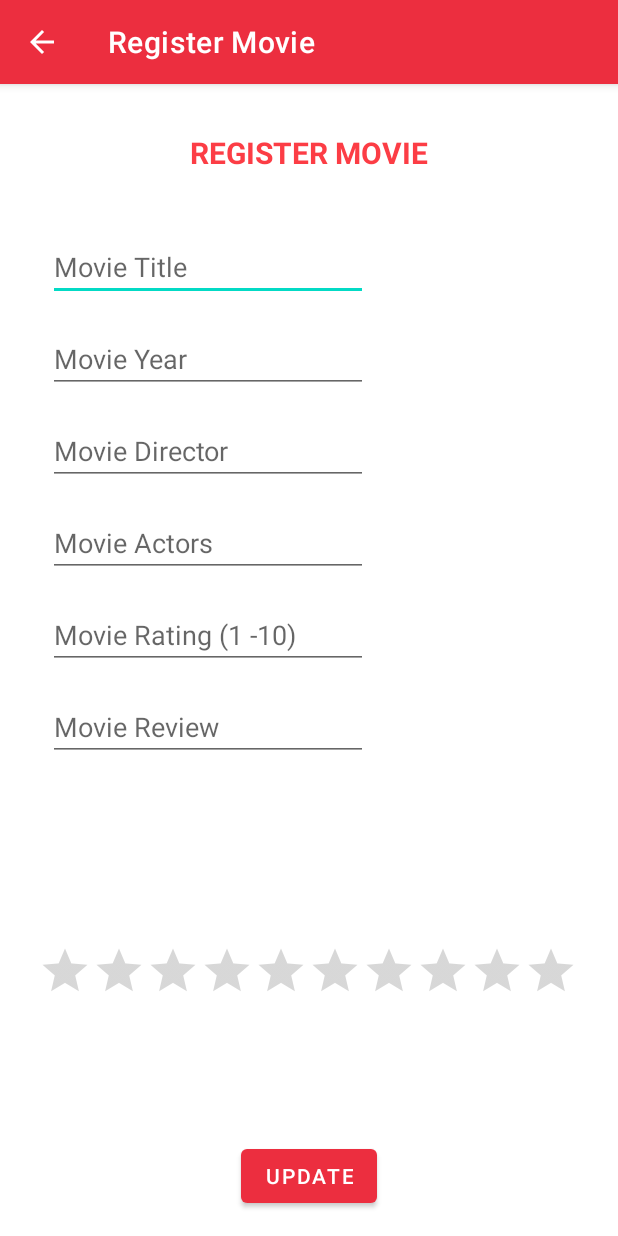
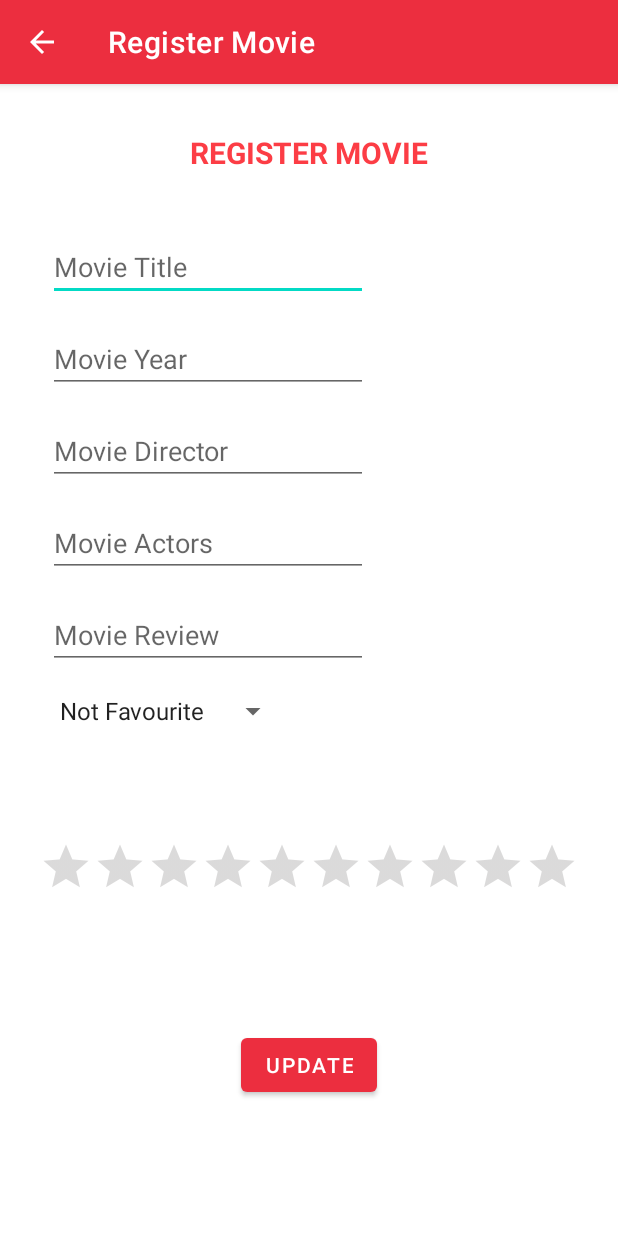
Before and after one commit to Yasithalalanga/MovTik, an Android app: the EditDetailsActivity screen opened directly, with no data from a screen before it, after a tap on "UPDATE", on a phone screen of 412 x 824 dp. Run offline under Robolectric (Android 15) with nearby library versions, the phone set to English and light mode, and no system bars; 3 statements that could not run were skipped.

Commit message:
Edit Activity Functionality Completed

```diff
--- a/app/src/main/java/com/livecodex/movtik/EditDetailsActivity.java
+++ b/app/src/main/java/com/livecodex/movtik/EditDetailsActivity.java
@@ -8,8 +8,12 @@ import android.database.Cursor;
 import android.database.sqlite.SQLiteDatabase;
 import android.os.Bundle;
 import android.view.View;
+import android.widget.ArrayAdapter;
+import android.widget.CheckBox;
 import android.widget.EditText;
 import android.widget.RatingBar;
+import android.widget.Spinner;
+import android.widget.Switch;
 import android.widget.TextView;
 import android.widget.Toast;
 
@@ -40,9 +44,11 @@ public class EditDetailsActivity extends AppCompatActivity {
     EditText movieYearInput;
     EditText movieDirectorInput;
     EditText movieActorInput;
-    EditText movieRatingInput;
     EditText movieReviewInput;
     RatingBar movieRatingBar;
+    Spinner movieFavouriteSpinner;
+
+    String[] favorites_array = {"Not Favourite","Favourite"};
 
     @Override
     protected void onCreate(Bundle savedInstanceState) {
@@ -56,9 +62,16 @@ public class EditDetailsActivity extends AppCompatActivity {
         movieYearInput = findViewById(R.id.editMovieYear_tf);
         movieDirectorInput = findViewById(R.id.editMovieDirector_tf);
         movieActorInput = findViewById(R.id.editMovieActors_tf);
-        movieRatingInput = findViewById(R.id.editMovieRating_tf);
         movieReviewInput = findViewById(R.id.editMovieReview_tf);
         movieRatingBar = findViewById(R.id.ratingBar);
+        movieFavouriteSpinner = findViewById(R.id.favouriteCheck);
+
+        ArrayAdapter<String> adapter= new ArrayAdapter<String>(this,android.R.layout.simple_spinner_item, favorites_array);
+        adapter.setDropDownViewResource(android.R.layout.simple_spinner_dropdown_item);
+
+        if(movieFavouriteSpinner != null){
+            movieFavouriteSpinner.setAdapter(adapter);
+        }
 
         movieData = new MovieData(this);
         updateFields(getMovieDetails());
@@ -81,15 +94,15 @@ public class EditDetailsActivity extends AppCompatActivity {
             String movieActors = cursor.getString(4);
             String movieRating = cursor.getString(5);
             String movieReview = cursor.getString(6);
+            int movieFavourite = cursor.getInt(7);
 
             movieTitleInput.setText(movieTitle);
             movieYearInput.setText(movieYear);
             movieDirectorInput.setText(movieDirector);
             movieActorInput.setText(movieActors);
-            movieRatingInput.setText(movieRating);
             movieReviewInput.setText(movieReview);
             movieRatingBar.setRating(Integer.parseInt(movieRating));
-
+            movieFavouriteSpinner.setSelection(movieFavourite);
 
         }
 
@@ -103,16 +116,20 @@ public class EditDetailsActivity extends AppCompatActivity {
         String movieYear = movieYearInput.getText().toString();
         String movieDirector = movieDirectorInput.getText().toString();
         String movieActors = movieActorInput.getText().toString();
-        int movieRating = Integer.parseInt(movieRatingInput.getText().toString());
         String movieReview = movieReviewInput.getText().toString();
-        int movieRatingTwo = (int) movieRatingBar.getRating();
 
-        updateMovie(movieTitle, movieYear, movieDirector, movieActors, movieRating, movieReview);
-        Toast.makeText(getApplicationContext(), "Movie Registered Successfully !!", Toast.LENGTH_SHORT).show();
+        int movieRating = (int) movieRatingBar.getRating();
+        int movieFavourite = movieFavouriteSpinner.getSelectedItemPosition();
+
+        boolean selectedValue = false;
+        if(movieFavourite == 1) selectedValue = true;
+
+        updateMovie(movieTitle, movieYear, movieDirector, movieActors, movieRating, movieReview,selectedValue);
+        Toast.makeText(getApplicationContext(), "Movie Updates Successfully !!" , Toast.LENGTH_SHORT).show();
 
     }
 
-    private void updateMovie(String movieTitle, String movieYear, String movieDirector, String movieActors, int movieRating, String movieReview) {
+    private void updateMovie(String movieTitle, String movieYear, String movieDirector, String movieActors, int movieRating, String movieReview, boolean movieFavourite) {
 
         try {
             SQLiteDatabase database = movieData.getWritableDatabase();
@@ -123,6 +140,7 @@ public class EditDetailsActivity extends AppCompatActivity {
             values.put(MOVIE_ACTORS, movieActors);
             values.put(MOVIE_RATING,movieRating);
             values.put(MOVIE_REVIEW,movieReview);
+            values.put(MOVIE_FAVOURITES,movieFavourite);
             database.updateWithOnConflict(TABLE_NAME,values,_ID + " =? ",new String[]{currentMovieId},0);
 
         }finally {
--- a/app/src/main/res/layout/activity_edit_details.xml
+++ b/app/src/main/res/layout/activity_edit_details.xml
@@ -74,19 +74,6 @@
         app:layout_constraintTop_toBottomOf="@+id/editMovieDirector_tf" />
 
     <EditText
-        android:id="@+id/editMovieRating_tf"
-        android:layout_width="wrap_content"
-        android:layout_height="wrap_content"
-        android:layout_marginStart="32dp"
-        android:layout_marginLeft="32dp"
-        android:layout_marginTop="16dp"
-        android:ems="10"
-        android:hint="Movie Rating (1 -10)"
-        android:inputType="numberSigned"
-        app:layout_constraintStart_toStartOf="parent"
-        app:layout_constraintTop_toBottomOf="@+id/editMovieActors_tf" />
-
-    <EditText
         android:id="@+id/editMovieReview_tf"
         android:layout_width="wrap_content"
         android:layout_height="wrap_content"
@@ -98,7 +85,7 @@
         android:hint="Movie Review"
         android:inputType="textMultiLine"
         app:layout_constraintStart_toStartOf="parent"
-        app:layout_constraintTop_toBottomOf="@+id/editMovieRating_tf" />
+        app:layout_constraintTop_toBottomOf="@+id/editMovieActors_tf" />
 
     <Button
         android:id="@+id/save_btn"
@@ -111,23 +98,36 @@
         app:layout_constraintBottom_toBottomOf="parent"
         app:layout_constraintEnd_toEndOf="parent"
         app:layout_constraintStart_toStartOf="parent"
-        app:layout_constraintTop_toBottomOf="@+id/movieReview_tf" />
+        app:layout_constraintTop_toBottomOf="@+id/ratingBar" />
 
     <RatingBar
         android:id="@+id/ratingBar"
+        style="@style/Widget.AppCompat.RatingBar.Indicator"
         android:layout_width="wrap_content"
         android:layout_height="wrap_content"
-        android:layout_marginStart="8dp"
-        android:layout_marginLeft="8dp"
-        android:layout_marginEnd="8dp"
-        android:layout_marginRight="8dp"
+        android:layout_marginStart="16dp"
+        android:layout_marginLeft="16dp"
+        android:layout_marginEnd="16dp"
+        android:layout_marginRight="16dp"
+        android:isIndicator="false"
+        android:numStars="10"
         android:stepSize="1.0"
-        android:numStars="10"
-        style="@style/Widget.AppCompat.RatingBar.Indicator"
+        android:theme="@style/RatingBar"
         app:layout_constraintBottom_toTopOf="@+id/save_btn"
         app:layout_constraintEnd_toEndOf="parent"
         app:layout_constraintHorizontal_bias="0.49"
         app:layout_constraintStart_toStartOf="parent"
+        app:layout_constraintTop_toBottomOf="@+id/favouriteCheck" />
+
+    <Spinner
+        android:id="@+id/favouriteCheck"
+        android:layout_width="wrap_content"
+        android:layout_height="wrap_content"
+        android:layout_marginStart="32dp"
+        android:layout_marginLeft="32dp"
+        android:layout_marginTop="16dp"
+        android:text="@string/favourites"
+        app:layout_constraintStart_toStartOf="parent"
         app:layout_constraintTop_toBottomOf="@+id/editMovieReview_tf"
-        app:layout_constraintVertical_bias="0.562" />
+        tools:ignore="UseSwitchCompatOrMaterialXml" />
 </androidx.constraintlayout.widget.ConstraintLayout>
--- /dev/null
+++ b/app/src/main/res/values/style.xml
@@ -0,0 +1,7 @@
+<?xml version="1.0" encoding="utf-8"?>
+<resources>
+    <style name="RatingBar" parent="Theme.AppCompat">
+        <item name="colorControlNormal">#878585</item>
+        <item name="colorControlActivated">#FFC107</item>
+    </style>
+</resources>
```
